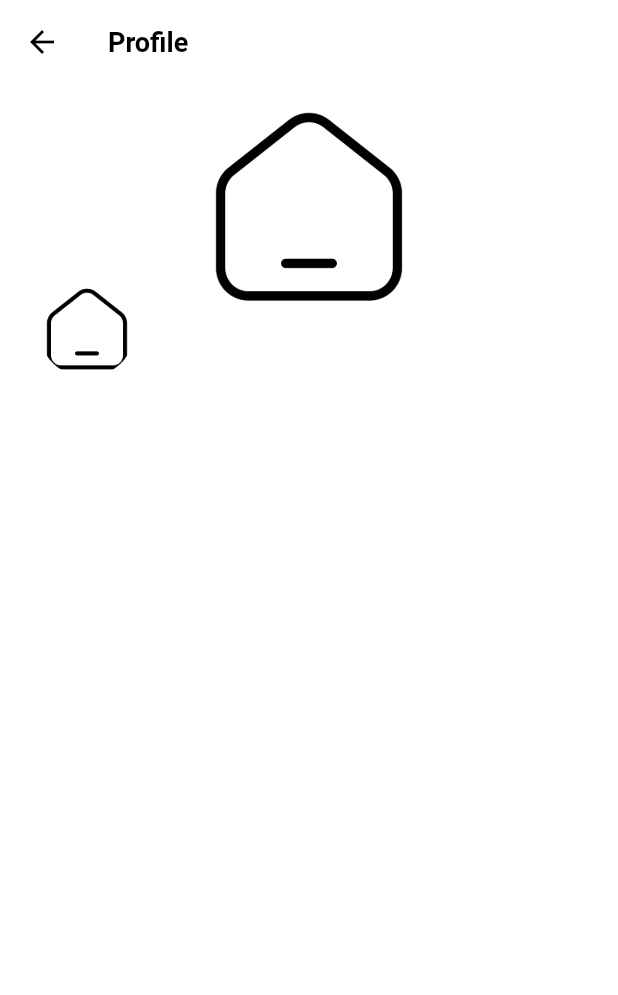
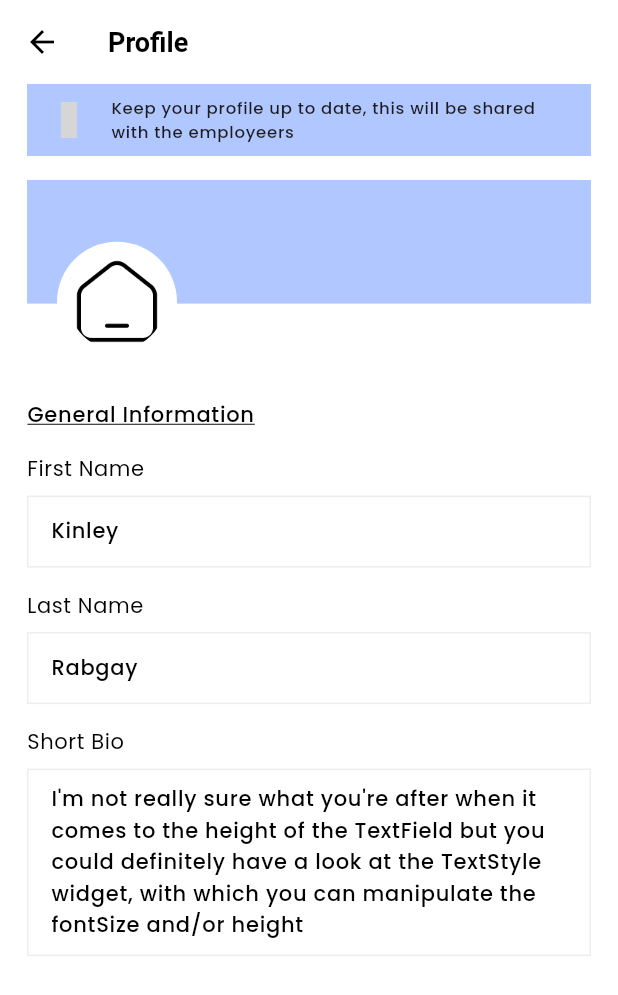
Before and after one commit to kinleyrabgay/druk-job, a Flutter app: the ProfileScreen screen opened directly, on a phone screen of 412 x 824 dp. Shown: the top 995 px of the screen. Run offline on Flutter 3.47's test engine with Material 3 defaults, Android fonts, the phone set to English and light mode, and no system bars; our stand-ins replace cached_network_image, cloud_firestore, connectivity_plus, firebase_auth, firebase_core, firebase_storage and 10 more; accounts and stored records are empty; grey boxes are pictures that could not be loaded.

Commit message:
profile general

```diff
--- a/lib/data/repositories/user/user.model.dart
+++ b/lib/data/repositories/user/user.model.dart
@@ -10,7 +10,7 @@ class UserModel {
     required this.lastName,
     required this.phoneNumber,
     required this.profilePicture,
-    required this.coverPhoto,
+    this.coverPhoto,
   });
 
   final String id;
@@ -20,7 +20,7 @@ class UserModel {
   final String email;
   String phoneNumber;
   String profilePicture;
-  String coverPhoto;
+  String? coverPhoto;
 
   // Helper
   String get fullName => '$firstName $lastName';
--- a/lib/features/personalization/controller/user.controller.dart
+++ b/lib/features/personalization/controller/user.controller.dart
@@ -15,6 +15,7 @@ class UserController extends GetxController {
 
   final hidePassword = false.obs;
   final imageUploading = false.obs;
+  final coverUploading = false.obs;
   final verifyEmail = TextEditingController();
   final verifyPassword = TextEditingController();
 
@@ -50,7 +51,6 @@ class UserController extends GetxController {
             username: username,
             phoneNumber: userCredential.user!.phoneNumber ?? '',
             profilePicture: userCredential.user!.photoURL ?? '',
-            coverPhoto: userCredential.user!.photoURL ?? '',
           );
 
           // Save user data
--- a/lib/features/personalization/profile/profile.screen.dart
+++ b/lib/features/personalization/profile/profile.screen.dart
@@ -1,11 +1,13 @@
 import 'package:druk_job/common/widgets/circular.image.dart';
-import 'package:druk_job/common/widgets/cover.picture.dart';
 import 'package:druk_job/common/widgets/shimmer.dart';
 import 'package:druk_job/features/personalization/controller/user.controller.dart';
+import 'package:druk_job/features/personalization/profile/widgets/_info.general.dart';
+import 'package:druk_job/utils/constants/colors.dart';
 import 'package:druk_job/utils/constants/image.dart';
 import 'package:druk_job/utils/constants/sizes.dart';
 import 'package:flutter/material.dart';
 import 'package:get/get.dart';
+import 'package:iconsax/iconsax.dart';
 
 class ProfileScreen extends StatelessWidget {
   const ProfileScreen({super.key});
@@ -19,9 +21,48 @@ class ProfileScreen extends StatelessWidget {
         child: Padding(
           padding: const EdgeInsets.symmetric(horizontal: DJSizes.defaultSpace),
           child: Column(
+            crossAxisAlignment: CrossAxisAlignment.start,
             children: [
+              // Info
+              Container(
+                color: DJColors.accent,
+                child: ListTile(
+                  leading: const Icon(Iconsax.info_circle),
+                  subtitle: Text(
+                    'Keep your profile up to date, this will be shared with the employeers',
+                    style: Theme.of(context).textTheme.labelSmall,
+                  ),
+                ),
+              ),
+              const SizedBox(height: DJSizes.spaceBtwItems),
+
               // Profile
               ProfilePhoto(controller: controller),
+              const SizedBox(height: DJSizes.spaceBtwSections * 2),
+
+              Column(
+                crossAxisAlignment: CrossAxisAlignment.start,
+                children: [
+                  // General Information
+                  Text(
+                    'General Information',
+                    style: Theme.of(context)
+                        .textTheme
+                        .bodyLarge!
+                        .apply(decoration: TextDecoration.underline),
+                  ),
+                  const SizedBox(height: DJSizes.spaceBtwItems),
+
+                  const GeneralInfo(title: 'First Name', value: 'Kinley'),
+                  const SizedBox(height: DJSizes.spaceBtwItems),
+                  const GeneralInfo(title: 'Last Name', value: 'Rabgay'),
+                  const SizedBox(height: DJSizes.spaceBtwItems),
+                  const GeneralInfo(
+                      title: 'Short Bio',
+                      value:
+                          "I'm not really sure what you're after when it comes to the height of the TextField but you could definitely have a look at the TextStyle widget, with which you can manipulate the fontSize and/or height"),
+                ],
+              )
             ],
           ),
         ),
@@ -44,29 +85,14 @@ class ProfilePhoto extends StatelessWidget {
       clipBehavior: Clip.none,
       alignment: Alignment.center,
       children: [
-        Obx(() {
-          final networkImage = controller.user.value.coverPhoto;
-          final image =
-              networkImage.isNotEmpty ? networkImage : DJImageString.homeIcon;
-
-          return controller.imageUploading.value
-              ? const DJShimmerEffect(
-                  width: 80,
-                  height: 80,
-                  radius: 80,
-                )
-              : DJCoverPhoto(
-                  image: image,
-                  isNetworkImage: networkImage.isNotEmpty,
-                  width: MediaQuery.of(context).size.width,
-                  height: MediaQuery.of(context).size.height * 0.2,
-                  border: 20,
-                  onTap: () => controller.uploadUserProfilePicture(),
-                );
-        }),
+        Container(
+          width: MediaQuery.of(context).size.width,
+          height: MediaQuery.of(context).size.height * 0.1,
+          color: DJColors.accent,
+        ),
         Positioned(
-          top: MediaQuery.of(context).size.height * 0.15,
-          left: 0,
+          top: MediaQuery.of(context).size.height * 0.05,
+          left: 20,
           child: Column(
             children: [
               Obx(() {
@@ -91,8 +117,7 @@ class ProfilePhoto extends StatelessWidget {
                       );
               }),
               // TextButton(
-              //   onPressed: () =>
-              //       controller.uploadUserProfilePicture(),
+              //   onPressed: () => controller.uploadUserProfilePicture(),
               //   child: const Text('Change Profile Picture'),
               // )
             ],
--- /dev/null
+++ b/lib/features/personalization/profile/widgets/_info.general.dart
@@ -0,0 +1,45 @@
+import 'package:druk_job/utils/constants/sizes.dart';
+import 'package:flutter/material.dart';
+
+class GeneralInfo extends StatelessWidget {
+  const GeneralInfo({
+    super.key,
+    required this.title,
+    required this.value,
+  });
+
+  final String title;
+  final String value;
+
+  @override
+  Widget build(BuildContext context) {
+    return Column(
+      crossAxisAlignment: CrossAxisAlignment.start,
+      children: [
+        Text(
+          title,
+          style: Theme.of(context).textTheme.bodySmall,
+        ),
+        const SizedBox(height: DJSizes.spaceBtwItems / 2),
+        Container(
+          constraints: const BoxConstraints(
+            maxHeight: double.infinity,
+          ),
+          child: TextFormField(
+            maxLines: null,
+            initialValue: value,
+            decoration: InputDecoration(
+              border: const OutlineInputBorder(
+                borderRadius: BorderRadius.zero,
+              ),
+              contentPadding:
+                  const EdgeInsets.symmetric(vertical: 10.0, horizontal: 12.0),
+              // hintText: value,
+              hintStyle: Theme.of(context).textTheme.labelLarge,
+            ),
+          ),
+        ),
+      ],
+    );
+  }
+}
--- a/lib/utils/constants/image.dart
+++ b/lib/utils/constants/image.dart
@@ -47,4 +47,8 @@ class DJImageString {
   static const String homeIcon = "assets/images/menu/home.png";
   static const String chatIcon = "assets/images/menu/chat.png";
   static const String categoryIcon = "assets/images/menu/categories.png";
+
+  // Profile
+  static const String defaultProfile =
+      "assets/images/profile/default.cover.jpg";
 }
--- a/lib/utils/theme/custom/text_field.dart
+++ b/lib/utils/theme/custom/text_field.dart
@@ -8,14 +8,13 @@ class DJTextFieldTheme {
     errorMaxLines: 3,
     prefixIconColor: DJColors.grey,
     suffixIconColor: DJColors.darkGrey,
-    // constraints: const BoxConstraints.expand(height: 14)
+    // constraints: const BoxConstraints.expand(height: 200),
     labelStyle: const TextStyle().copyWith(fontSize: 14, color: DJColors.grey),
     hintStyle: const TextStyle().copyWith(fontSize: 14, color: DJColors.grey),
     errorStyle:
         const TextStyle().copyWith(fontSize: 12, fontStyle: FontStyle.normal),
     contentPadding:
         const EdgeInsets.symmetric(vertical: 18.0, horizontal: 12.0),
-
     floatingLabelStyle: const TextStyle().copyWith(
       color: Colors.black.withOpacity(0.8),
     ),
--- a/pubspec.yaml
+++ b/pubspec.yaml
@@ -45,6 +45,7 @@ flutter:
     - assets/images/menu/
     - assets/images/onboarding/
     - assets/images/social/
+    - assets/images/profile/
 
     # Icon
     - assets/icons/
```
Also changed, not shown: assets/images/profile/default.cover.jpg (added).
